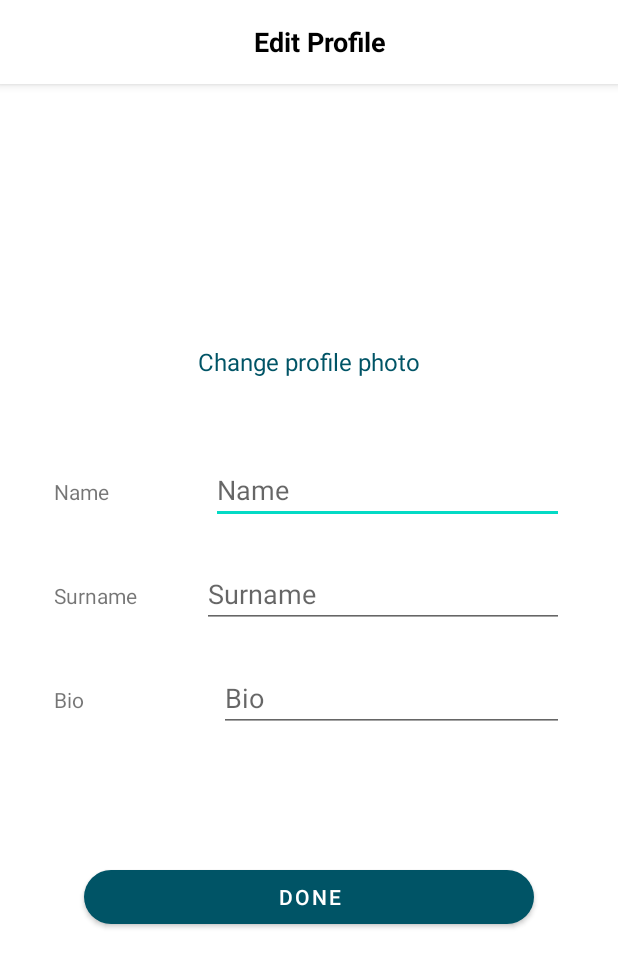
After one commit to FBLador/PickApp, an Android app: the editProfileActivity screen opened directly, with no data from a screen before it, on a phone screen of 412 x 824 dp. The commit adds this screen. Shown: the top 967 px of the screen. Run offline under Robolectric (Android 15) with nearby library versions, the phone set to English and light mode, and no system bars; our stand-ins replace CircleImageView; Roboto replaces fonts that are not available here.

Commit message:
Add editProfileActivity

```diff
--- a/app/build.gradle
+++ b/app/build.gradle
@@ -73,8 +73,9 @@ dependencies {
     implementation 'de.hdodenhof:circleimageview:3.1.0'
 
     //open source media management and image loading framework for Android
-    implementation 'com.github.bumptech.glide:glide:4.8.0'
-    annotationProcessor 'com.github.bumptech.glide:compiler:4.8.0'
+    implementation 'com.github.bumptech.glide:glide:4.12.0'
+    annotationProcessor 'com.github.bumptech.glide:compiler:4.12.0'
+    annotationProcessor 'androidx.annotation:annotation:1.3.0'
 
     implementation 'com.theartofdev.edmodo:android-image-cropper:2.7.+'
 
--- a/app/src/main/java/it/unimib/pickapp/model/User.java
+++ b/app/src/main/java/it/unimib/pickapp/model/User.java
@@ -7,6 +7,7 @@ public class User {
     private String name;
     private String surname;
     private String nickname;
+    private String fullname;
     private String email;
     private String password;
     private String favouriteSport;
@@ -26,6 +27,7 @@ public class User {
         this.name = name;
         this.surname = surname;
         this.nickname = nickname;
+        this.fullname = name + " " + surname;
         this.email = email;
         this.password = password;
         this.favouriteSport = favouriteSport;
--- /dev/null
+++ b/app/src/main/java/it/unimib/pickapp/ui/editProfileActivity.java
@@ -0,0 +1,40 @@
+package it.unimib.pickapp.ui;
+
+import androidx.appcompat.app.AppCompatActivity;
+
+import android.content.Intent;
+import android.os.Bundle;
+import android.view.View;
+import android.widget.Button;
+
+import it.unimib.pickapp.R;
+
+/**
+ * It contains the page to edit the user profile.
+ */
+public class editProfileActivity extends AppCompatActivity {
+
+    Button buttonDone;
+
+    @Override
+    protected void onCreate(Bundle savedInstanceState) {
+        super.onCreate(savedInstanceState);
+        setContentView(R.layout.activity_edit_profile);
+
+        buttonDone = this.findViewById(R.id.EditProfileDone);
+
+        buttonDone.setOnClickListener(new View.OnClickListener() {
+            @Override
+            public void onClick(View v) {
+                openPickappActivity();
+            }
+        });
+
+    }
+
+    private void openPickappActivity() {
+        Intent intent = new Intent(this, pickappActivity.class);
+        startActivity(intent);
+    }
+
+}
--- /dev/null
+++ b/app/src/main/res/drawable/ic_baseline_trending_up_24.xml
@@ -0,0 +1,5 @@
+<vector android:height="24dp" android:tint="#6E6E6E"
+    android:viewportHeight="24" android:viewportWidth="24"
+    android:width="24dp" xmlns:android="http://schemas.android.com/apk/res/android">
+    <path android:fillColor="@android:color/white" android:pathData="M16,6l2.29,2.29 -4.88,4.88 -4,-4L2,16.59 3.41,18l6,-6 4,4 6.3,-6.29L22,12V6z"/>
+</vector>
--- /dev/null
+++ b/app/src/main/res/drawable/ic_baseline_videogame_asset_24.xml
@@ -0,0 +1,5 @@
+<vector android:height="24dp" android:tint="#6E6E6E"
+    android:viewportHeight="24" android:viewportWidth="24"
+    android:width="24dp" xmlns:android="http://schemas.android.com/apk/res/android">
+    <path android:fillColor="@android:color/white" android:pathData="M21,6L3,6c-1.1,0 -2,0.9 -2,2v8c0,1.1 0.9,2 2,2h18c1.1,0 2,-0.9 2,-2L23,8c0,-1.1 -0.9,-2 -2,-2zM11,13L8,13v3L6,16v-3L3,13v-2h3L6,8h2v3h3v2zM15.5,15c-0.83,0 -1.5,-0.67 -1.5,-1.5s0.67,-1.5 1.5,-1.5 1.5,0.67 1.5,1.5 -0.67,1.5 -1.5,1.5zM19.5,12c-0.83,0 -1.5,-0.67 -1.5,-1.5S18.67,9 19.5,9s1.5,0.67 1.5,1.5 -0.67,1.5 -1.5,1.5z"/>
+</vector>
--- /dev/null
+++ b/app/src/main/res/layout/activity_edit_profile.xml
@@ -0,0 +1,189 @@
+<?xml version="1.0" encoding="utf-8"?>
+<RelativeLayout xmlns:android="http://schemas.android.com/apk/res/android"
+    xmlns:app="http://schemas.android.com/apk/res-auto"
+    xmlns:tools="http://schemas.android.com/tools"
+    android:layout_width="match_parent"
+    android:layout_height="match_parent"
+    tools:context=".ui.accountFragment">
+
+    <com.google.android.material.appbar.AppBarLayout
+        android:id="@+id/bar"
+        android:layout_width="match_parent"
+        android:layout_height="wrap_content"
+        android:background="?android:attr/windowBackground">
+
+        <androidx.appcompat.widget.Toolbar
+            android:id="@+id/toolbarEdit"
+            android:layout_width="match_parent"
+            android:layout_height="wrap_content"
+            android:background="?android:attr/windowBackground">
+
+            <LinearLayout
+                    android:layout_width="match_parent"
+                    android:layout_height="wrap_content"
+                    android:gravity="center"
+                    android:orientation="horizontal">
+
+                        <TextView
+                            android:id="@+id/editProfileTitle"
+                            android:layout_width="wrap_content"
+                            android:layout_height="wrap_content"
+                            android:maxLines="1"
+                            android:text="@string/editProfile"
+                            android:textColor="@color/black"
+                            android:textSize="18sp"
+                            android:textStyle="bold"
+                            android:layout_gravity="center"
+                            />
+
+                </LinearLayout>
+
+        </androidx.appcompat.widget.Toolbar>
+
+    </com.google.android.material.appbar.AppBarLayout>
+
+    <ScrollView
+        android:layout_width="match_parent"
+        android:layout_height="wrap_content"
+        android:layout_below="@id/bar">
+
+        <LinearLayout
+            android:layout_width="match_parent"
+            android:layout_height="wrap_content"
+            android:orientation="vertical">
+
+            <LinearLayout
+                android:id="@+id/first_bar_edit"
+                android:layout_width="match_parent"
+                android:layout_height="wrap_content"
+                android:orientation="vertical"
+                android:gravity="center"
+                android:padding="16dp">
+
+                <de.hdodenhof.circleimageview.CircleImageView
+                    android:id="@+id/image_profile"
+                    android:layout_width="150dp"
+                    android:layout_height="150dp"/>
+
+                <TextView
+                    android:id="@+id/editProfileChangePhoto"
+                    android:layout_width="wrap_content"
+                    android:layout_marginTop="8dp"
+                    android:layout_height="wrap_content"
+                    android:text="@string/editPhoto"
+                    android:textSize="16sp"
+                    android:textColor="@color/buttonColor"/>
+
+            </LinearLayout>
+
+            <LinearLayout
+                android:id="@+id/second_bar_edit"
+                android:layout_width="match_parent"
+                android:layout_height="wrap_content"
+                android:padding="12dp"
+                android:orientation="vertical">
+
+                <LinearLayout
+                    android:id="@+id/third_bar_edit"
+                    android:layout_width="match_parent"
+                    android:layout_height="wrap_content"
+                    android:padding="12dp"
+                    android:orientation="vertical">
+
+                    <LinearLayout
+                        android:id="@+id/name_bar_edit"
+                        android:layout_width="match_parent"
+                        android:layout_height="wrap_content"
+                        android:padding="12dp"
+                        android:orientation="horizontal">
+
+                        <TextView
+                            android:layout_width="wrap_content"
+                            android:layout_height="wrap_content"
+                            android:text="@string/name"/>
+
+                        <EditText
+                            android:id="@+id/editProfileName"
+                            android:layout_width="wrap_content"
+                            android:layout_height="wrap_content"
+                            android:layout_marginStart="68dp"
+                            android:layout_weight="1"
+                            android:ems="10"
+                            android:inputType="textPersonName"
+                            android:hint="@string/name" />
+
+                    </LinearLayout>
+
+                    <LinearLayout
+                        android:id="@+id/surname_bar_edit"
+                        android:layout_width="match_parent"
+                        android:layout_height="wrap_content"
+                        android:padding="12dp"
+                        android:orientation="horizontal">
+
+                        <TextView
+                            android:layout_width="wrap_content"
+                            android:layout_height="wrap_content"
+                            android:text="@string/surname"/>
+
+                        <EditText
+                            android:id="@+id/editProfileSurname"
+                            android:layout_width="wrap_content"
+                            android:layout_height="wrap_content"
+                            android:layout_marginStart="43dp"
+                            android:layout_weight="1"
+                            android:ems="10"
+                            android:inputType="textPersonName"
+                            android:hint="@string/surname" />
+
+                    </LinearLayout>
+
+                    <LinearLayout
+                        android:id="@+id/bio_bar_edit"
+                        android:layout_width="match_parent"
+                        android:layout_height="wrap_content"
+                        android:padding="12dp"
+                        android:orientation="horizontal">
+
+                        <TextView
+                            android:layout_width="wrap_content"
+                            android:layout_height="wrap_content"
+                            android:text="@string/bio"/>
+
+                        <EditText
+                            android:id="@+id/editProfileBio"
+                            android:layout_width="wrap_content"
+                            android:layout_height="wrap_content"
+                            android:layout_marginStart="90dp"
+                            android:inputType="text|textMultiLine"
+                            android:layout_weight="1"
+                            android:ems="10"
+                            android:hint="@string/bio" />
+
+                    </LinearLayout>
+
+                </LinearLayout>
+
+            </LinearLayout>
+
+            <LinearLayout
+                android:layout_width="match_parent"
+                android:layout_height="wrap_content"
+                android:layout_marginTop="50dp"
+                android:gravity="center">
+
+                <Button
+                    android:id="@+id/EditProfileDone"
+                    android:layout_width="300dp"
+                    android:layout_height="wrap_content"
+                    android:text="@string/done"
+                    app:backgroundTint="@color/buttonColor"
+                    app:cornerRadius="30dp"/>
+
+            </LinearLayout>
+
+        </LinearLayout>
+
+    </ScrollView>
+
+</RelativeLayout>
--- a/app/src/main/res/layout/activity_pickapp.xml
+++ b/app/src/main/res/layout/activity_pickapp.xml
@@ -8,7 +8,7 @@
 
     <!-- TODO: toolbar (se ce n'è bisogno)-->
 
-    <androidx.appcompat.widget.Toolbar
+     <androidx.appcompat.widget.Toolbar
         android:id="@+id/toolbarMain"
         android:layout_width="match_parent"
         android:layout_height="wrap_content"
@@ -25,7 +25,7 @@
         android:name="androidx.navigation.fragment.NavHostFragment"
         android:layout_width="match_parent"
         android:layout_height="match_parent"
-        android:layout_marginTop="56dp"
+        android:layout_marginTop="0dp"
         android:layout_marginBottom="?attr/actionBarSize"
         app:defaultNavHost="true"
         app:layout_constraintBottom_toBottomOf="parent"
```
Also changed, not shown: app/src/main/java/it/unimib/pickapp/ui/accountFragment.java (+35 -9 lines), app/src/main/java/it/unimib/pickapp/utils/MyAppGlideModule.java (added, +9 -0 lines), app/src/main/res/layout/fragment_account.xml (+25 -20 lines).
